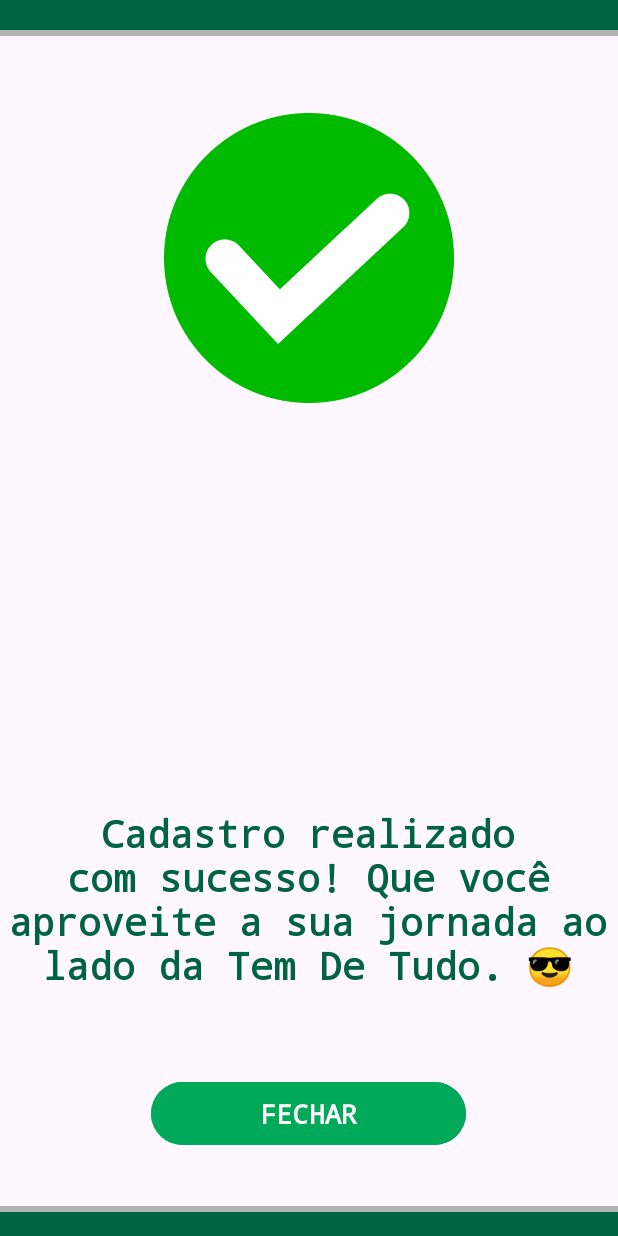
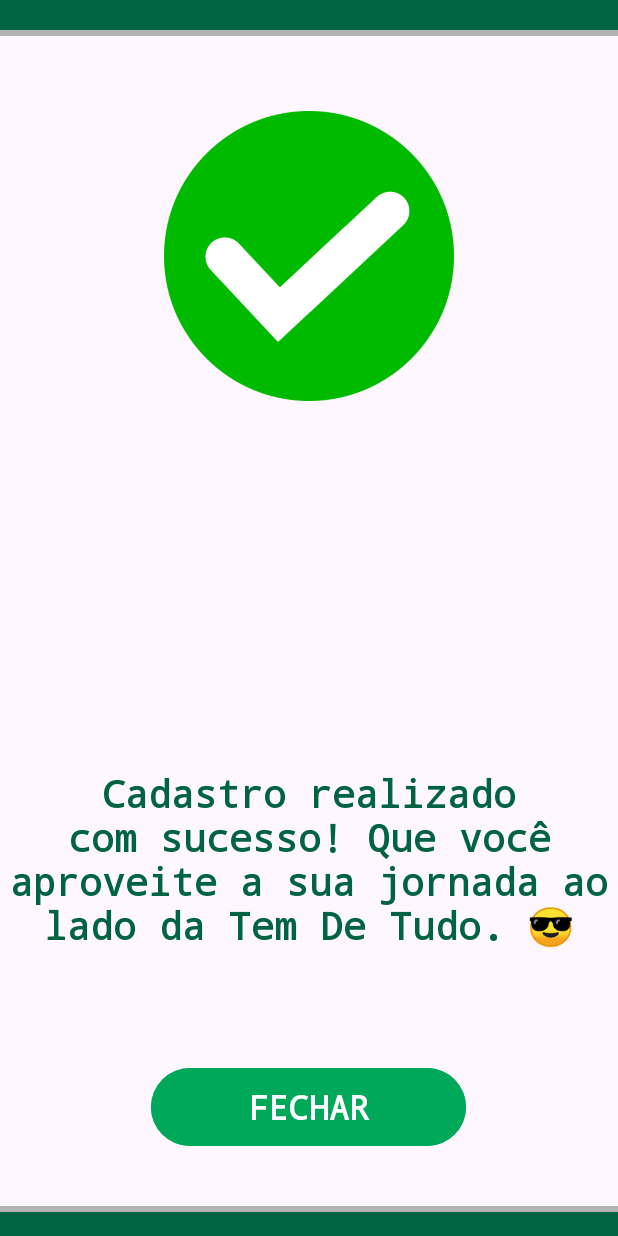
Before and after one commit to GuilhermeFogolin/Desenvolvimento-Mobile, an Android app: the layout activity_final.xml on its own in the app's theme, with its tools: preview values and no code run, on a phone screen of 412 x 824 dp. Run offline under Robolectric (Android 15) with nearby library versions, the phone set to English and light mode, and no system bars.

Commit message:
Ajustando tamanho do bostões

```diff
--- a/Tem-De-Tudo/app/src/main/res/layout/activity_final.xml
+++ b/Tem-De-Tudo/app/src/main/res/layout/activity_final.xml
@@ -69,14 +69,14 @@
     <Button
         android:id="@+id/btnFechar"
         android:layout_width="210dp"
-        android:layout_height="50dp"
+        android:layout_height="60dp"
         android:backgroundTint="@color/verde_claro"
         android:fontFamily="monospace"
         android:onClick="fechar"
         android:text="@string/btnFechar"
         android:textAlignment="center"
         android:textColor="@color/branco"
-        android:textSize="18sp"
+        android:textSize="22sp"
         android:textStyle="bold"
         app:layout_constraintBottom_toTopOf="@+id/linearLayout2"
         app:layout_constraintEnd_toEndOf="parent"
@@ -87,8 +87,8 @@
 
     <TextView
         android:id="@+id/tv_final"
-        android:layout_width="271dp"
-        android:layout_height="89dp"
+        android:layout_width="376dp"
+        android:layout_height="94dp"
         android:layout_gravity="center"
         android:fontFamily="monospace"
         android:gravity="center"
@@ -117,9 +117,8 @@
         android:textStyle="bold"
         app:layout_constraintBottom_toTopOf="@+id/btnFechar"
         app:layout_constraintEnd_toEndOf="parent"
-        app:layout_constraintHorizontal_bias="0.473"
         app:layout_constraintStart_toStartOf="parent"
         app:layout_constraintTop_toBottomOf="@+id/tv_final"
-        app:layout_constraintVertical_bias="0.67" />
+        app:layout_constraintVertical_bias="0.49" />
 
 </androidx.constraintlayout.widget.ConstraintLayout>
```
